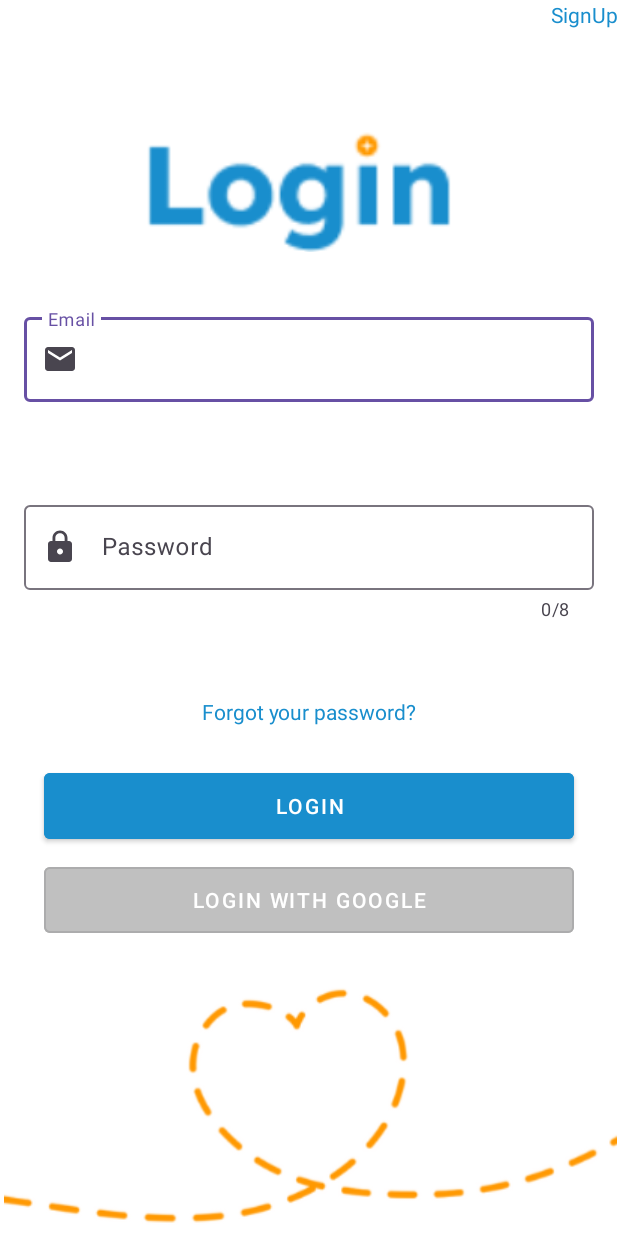
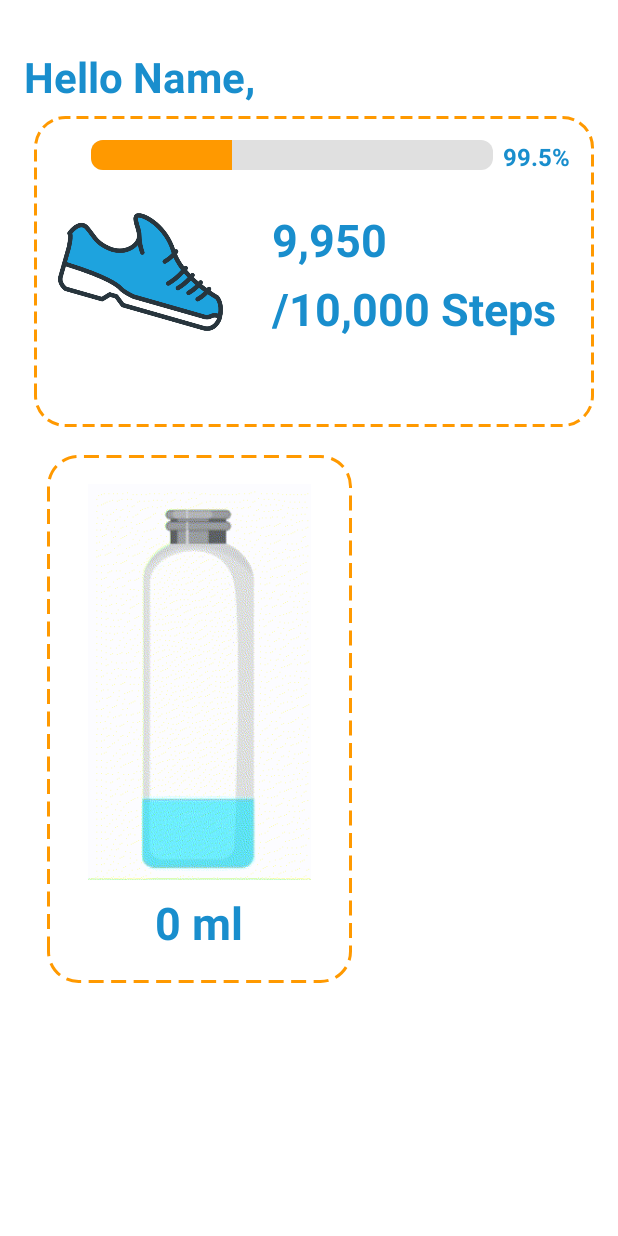
Before and after one commit to HananHijaze/MediMap, an Android app: the screen it shows after launch (LogIn before the commit, Home after it), on a phone screen of 412 x 824 dp. Run offline under Robolectric (Android 15) with nearby library versions, the phone set to English and light mode, and no system bars.

Commit message:
home page

```diff
--- a/app/build.gradle.kts
+++ b/app/build.gradle.kts
@@ -35,6 +35,8 @@
     implementation(libs.appcompat)
     implementation(libs.material)
     implementation(libs.activity)
+    implementation ("com.github.bumptech.glide:glide:4.15.1")
+    annotationProcessor ("com.github.bumptech.glide:compiler:4.15.1")
     implementation("com.google.android.material:material:1.10.0")
     implementation(libs.constraintlayout)
     testImplementation(libs.junit)
--- a/app/src/main/AndroidManifest.xml
+++ b/app/src/main/AndroidManifest.xml
@@ -1,7 +1,9 @@
 <?xml version="1.0" encoding="utf-8"?>
 <manifest xmlns:android="http://schemas.android.com/apk/res/android"
     xmlns:tools="http://schemas.android.com/tools">
+
     <uses-permission android:name="android.permission.INTERNET" />
+
     <application
         android:allowBackup="true"
         android:dataExtractionRules="@xml/data_extraction_rules"
@@ -12,6 +14,10 @@
         android:supportsRtl="true"
         android:theme="@style/Theme.MediMap"
         tools:targetApi="31">
+        <meta-data
+            android:name="com.google.android.actions"
+            android:resource="@drawable/rounded_corners" />
+
         <activity
             android:name=".Profile"
             android:exported="false" />
--- a/app/src/main/java/com/example/medimap/Home.java
+++ b/app/src/main/java/com/example/medimap/Home.java
@@ -1,6 +1,8 @@
 package com.example.medimap;
+import com.bumptech.glide.Glide;
 
 import android.os.Bundle;
+import android.widget.ImageView;
 
 import androidx.activity.EdgeToEdge;
 import androidx.appcompat.app.AppCompatActivity;
@@ -20,5 +22,12 @@
             v.setPadding(systemBars.left, systemBars.top, systemBars.right, systemBars.bottom);
             return insets;
         });
+        ImageView imageView = findViewById(R.id.waterImage);
+
+        Glide.with(this)
+                .asGif()
+                .load(R.drawable.waterbottle2) // Replace with your GIF resource
+                .into(imageView);
+
     }
 }
--- a/app/src/main/java/com/example/medimap/MainActivity.java
+++ b/app/src/main/java/com/example/medimap/MainActivity.java
@@ -24,7 +24,7 @@
             return insets;
         });
         new Handler(Looper.getMainLooper()).postDelayed(() -> {
-            Intent in = new Intent(MainActivity.this, LogIn.class);
+            Intent in = new Intent(MainActivity.this, Home.class);
             startActivity(in);
             finish(); // Optionally finish the MainActivity if you don't want to return to it
         }, 5000); ;
--- /dev/null
+++ b/app/src/main/res/drawable/custom_button.xml
@@ -0,0 +1,14 @@
+<?xml version="1.0" encoding="utf-8"?>
+<layer-list xmlns:android="http://schemas.android.com/apk/res/android">
+    <item>
+        <shape android:shape="rectangle">
+            <solid android:color="#EFEFEF"/>
+            <corners android:radius="12dp"/>
+        </shape>
+    </item>
+    <item android:gravity="center">
+        <bitmap
+            android:src="@drawable/waterbottle"
+            android:gravity="center"/>
+    </item>
+</layer-list>
--- /dev/null
+++ b/app/src/main/res/drawable/custom_linear_layout.xml
@@ -0,0 +1,10 @@
+<?xml version="1.0" encoding="utf-8"?>
+<shape xmlns:android="http://schemas.android.com/apk/res/android">
+    <solid android:color="#FFFFFF"/>
+    <corners android:radius="20dp"/>
+    <stroke
+        android:width="2dp"
+    android:color="@color/orange"
+        android:dashWidth="10dp"
+    android:dashGap="5dp"/>
+</shape>
--- /dev/null
+++ b/app/src/main/res/drawable/custom_progressbar.xml
@@ -0,0 +1,17 @@
+<?xml version="1.0" encoding="utf-8"?>
+<layer-list xmlns:android="http://schemas.android.com/apk/res/android">
+    <item android:id="@android:id/background">
+        <shape>
+            <corners android:radius="8dp"/>
+            <solid android:color="#e0e0e0"/>
+        </shape>
+    </item>
+    <item android:id="@android:id/progress">
+        <clip>
+            <shape>
+                <corners android:radius="8dp"/>
+                <solid android:color="@color/orange"/>
+            </shape>
+        </clip>
+    </item>
+</layer-list>
--- /dev/null
+++ b/app/src/main/res/drawable/rounded_corners.xml
@@ -0,0 +1,10 @@
+<?xml version ="1.0" encoding ="utf-8"?><!--  Learn More about how to use App Actions: https://developer.android.com/guide/actions/index.html -->
+<shape xmlns:android="http://schemas.android.com/apk/res/android">
+    <corners android:radius="20dp"/>
+    <solid android:color="@android:color/white"/>
+    <stroke
+        android:width="2dp"
+    android:color="@color/orange"
+    android:dashWidth="8dp"
+    android:dashGap="4dp"/>
+</shape>
--- a/app/src/main/res/layout/activity_home.xml
+++ b/app/src/main/res/layout/activity_home.xml
@@ -3,8 +3,153 @@
     xmlns:app="http://schemas.android.com/apk/res-auto"
     xmlns:tools="http://schemas.android.com/tools"
     android:id="@+id/main"
+    android:background="@color/white"
     android:layout_width="match_parent"
     android:layout_height="match_parent"
     tools:context=".Home">
 
+    <TextView
+        android:id="@+id/textView3"
+        android:layout_width="182dp"
+        android:layout_height="47dp"
+        android:text="Hello Name,"
+        android:textColor="@color/blue"
+        android:textSize="28dp"
+        android:textStyle="bold"
+        app:layout_constraintBottom_toBottomOf="parent"
+        app:layout_constraintEnd_toEndOf="parent"
+        app:layout_constraintHorizontal_bias="0.069"
+        app:layout_constraintStart_toStartOf="parent"
+        app:layout_constraintTop_toTopOf="parent"
+        app:layout_constraintVertical_bias="0.041" />
+
+    <androidx.constraintlayout.widget.ConstraintLayout
+        android:id="@+id/buttonLayout"
+        android:layout_width="373dp"
+        android:layout_height="207dp"
+        android:background="@drawable/rounded_corners"
+        android:clickable="true"
+        android:focusable="true"
+        app:layout_constraintBottom_toBottomOf="parent"
+        app:layout_constraintEnd_toEndOf="parent"
+        app:layout_constraintHorizontal_bias="0.578"
+        app:layout_constraintStart_toStartOf="parent"
+        app:layout_constraintTop_toTopOf="parent"
+        app:layout_constraintVertical_bias="0.125">
+
+        <ImageView
+            android:id="@+id/imageView"
+            android:layout_width="110dp"
+            android:layout_height="176dp"
+            android:layout_marginStart="16dp"
+            android:layout_marginTop="16dp"
+            android:layout_marginBottom="16dp"
+            android:scaleX="-1"
+            android:src="@drawable/shoe"
+            app:layout_constraintBottom_toBottomOf="parent"
+            app:layout_constraintStart_toStartOf="parent"
+            app:layout_constraintTop_toTopOf="parent"
+            app:layout_constraintVertical_bias="0.0"
+            app:layout_constraintWidth_percent="0.3" />
+
+        <TextView
+            android:id="@+id/textView"
+            android:layout_width="154dp"
+            android:layout_height="43dp"
+            android:gravity="center_vertical"
+            android:paddingStart="16dp"
+            android:text="9,950"
+            android:textColor="@color/blue"
+            android:textSize="30dp"
+            android:textStyle="bold"
+            app:layout_constraintBottom_toBottomOf="parent"
+            app:layout_constraintEnd_toEndOf="parent"
+            app:layout_constraintHorizontal_bias="0.18"
+            app:layout_constraintStart_toEndOf="@id/imageView"
+            app:layout_constraintTop_toTopOf="parent"
+            app:layout_constraintVertical_bias="0.368" />
+
+        <TextView
+            android:id="@+id/percent"
+            android:layout_width="73dp"
+            android:layout_height="50dp"
+            android:gravity="center_vertical"
+            android:paddingStart="16dp"
+            android:text="99.5%"
+            android:textColor="@color/blue"
+            android:textSize="16dp"
+            android:textStyle="bold"
+            app:layout_constraintBottom_toBottomOf="parent"
+            app:layout_constraintEnd_toEndOf="parent"
+            app:layout_constraintHorizontal_bias="0.982"
+            app:layout_constraintStart_toEndOf="@id/imageView"
+            app:layout_constraintTop_toTopOf="parent"
+            app:layout_constraintVertical_bias="0.012" />
+
+        <TextView
+            android:id="@+id/outof"
+            android:layout_width="217dp"
+            android:layout_height="50dp"
+            android:gravity="center_vertical"
+            android:paddingStart="16dp"
+            android:text="/10,000 Steps"
+            android:textColor="@color/blue"
+            android:textSize="30dp"
+            android:textStyle="bold"
+            app:layout_constraintBottom_toBottomOf="parent"
+            app:layout_constraintEnd_toEndOf="parent"
+            app:layout_constraintHorizontal_bias="0.566"
+            app:layout_constraintStart_toEndOf="@id/imageView"
+            app:layout_constraintTop_toTopOf="parent"
+            app:layout_constraintVertical_bias="0.656" />
+
+        <ProgressBar
+            android:id="@+id/progressBar"
+            style="?android:attr/progressBarStyleHorizontal"
+            android:layout_width="268dp"
+            android:layout_height="20dp"
+            android:layout_margin="16dp"
+            android:max="100"
+            android:progress="35"
+            android:progressDrawable="@drawable/custom_progressbar"
+            app:layout_constraintBottom_toBottomOf="parent"
+            app:layout_constraintEnd_toEndOf="parent"
+            app:layout_constraintHorizontal_bias="0.304"
+            app:layout_constraintStart_toStartOf="parent"
+            app:layout_constraintTop_toTopOf="parent"
+            app:layout_constraintVertical_bias="0.0" />
+
+    </androidx.constraintlayout.widget.ConstraintLayout>
+
+    <LinearLayout
+        android:layout_width="203dp"
+        android:layout_height="352dp"
+        android:background="@drawable/custom_linear_layout"
+        android:gravity="center"
+        android:orientation="vertical"
+
+        app:layout_constraintBottom_toBottomOf="parent"
+        app:layout_constraintEnd_toEndOf="parent"
+        app:layout_constraintHorizontal_bias="0.151"
+        app:layout_constraintStart_toStartOf="parent"
+        app:layout_constraintTop_toTopOf="parent"
+        app:layout_constraintVertical_bias="0.643">
+
+        <ImageView
+            android:id="@+id/waterImage"
+            android:layout_width="152dp"
+            android:layout_height="264dp"
+            android:scaleType="centerInside" />
+
+        <TextView
+            android:id="@+id/mlCountText"
+            android:layout_width="wrap_content"
+            android:layout_height="wrap_content"
+            android:layout_marginTop="8dp"
+            android:text="0 ml"
+            android:textColor="@color/blue"
+            android:textSize="30dp"
+            android:textStyle="bold" />
+    </LinearLayout>
+
 </androidx.constraintlayout.widget.ConstraintLayout>
--- a/app/src/main/res/layout/activity_log_in.xml
+++ b/app/src/main/res/layout/activity_log_in.xml
@@ -18,10 +18,10 @@
         android:textColor="@color/blue"
         app:layout_constraintBottom_toBottomOf="parent"
         app:layout_constraintEnd_toEndOf="parent"
-        app:layout_constraintHorizontal_bias="1.0"
+        app:layout_constraintHorizontal_bias="0.956"
         app:layout_constraintStart_toStartOf="parent"
         app:layout_constraintTop_toTopOf="parent"
-        app:layout_constraintVertical_bias="0.0" />
+        app:layout_constraintVertical_bias="0.011" />
 
     <ImageView
         android:id="@+id/imageView3"
--- a/app/src/main/res/values/colors.xml
+++ b/app/src/main/res/values/colors.xml
@@ -5,5 +5,6 @@
     <color name = "gray">#C0C0C0</color>
     <color name = "blue">#198ECD</color>
     <color name = "red">#FF0000</color>
+    <color name = "orange">#FF9900</color>
 
 </resources>
```
Also changed, not shown: app/src/main/res/drawable/shoe.png (added), app/src/main/res/drawable/walk.png (added), app/src/main/res/drawable/waterbottle.gif (added), app/src/main/res/drawable/waterbottle2.gif (added).
